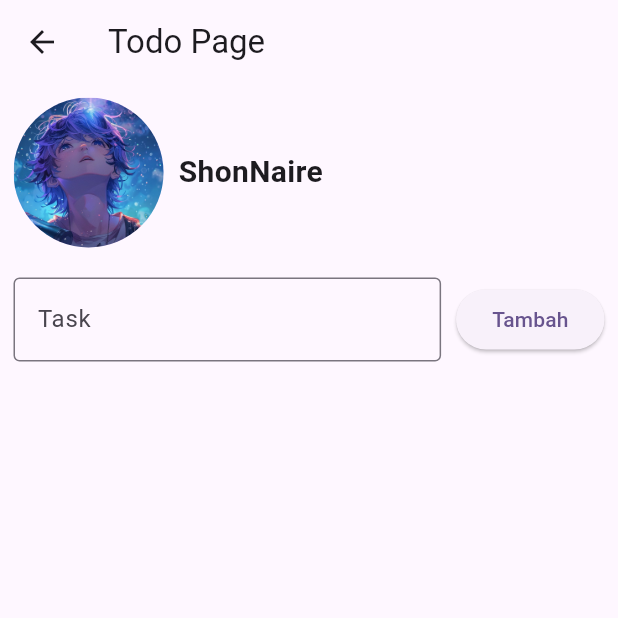
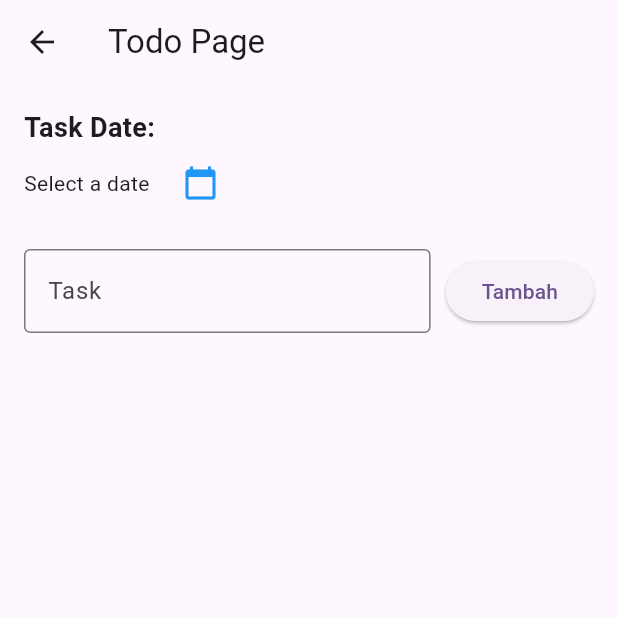
Before and after one commit to Aryaaa30/TodoApp_0114, a Flutter app: the TodoPage screen opened directly, on a phone screen of 412 x 824 dp, the top half of it. Run offline on Flutter 3.47's test engine with Material 3 defaults, Android fonts, the phone set to English and light mode, and no system bars.

Commit message:
Menambahkan widget pemilih tanggal di UI

```diff
--- a/lib/todo_page.dart
+++ b/lib/todo_page.dart
@@ -53,19 +53,26 @@ class _TodoPageState extends State<TodoPage> {
       ),
       body: SafeArea(
         child: Padding(
-          padding: const EdgeInsets.all(9.0),
+          padding: const EdgeInsets.all(16.0),
           child: Column(
+            crossAxisAlignment: CrossAxisAlignment.start,
             children: [
+              // Form Input Task
+              const Text(
+                "Task Date:",
+                style: TextStyle(fontSize: 18, fontWeight: FontWeight.bold),
+              ),
               Row(
                 children: [
-                  const CircleAvatar(
-                    radius: 50,
-                    backgroundImage: AssetImage('assets/images/testes.jpg'),
+                  Text(
+                    _selectedDate == null
+                        ? "Select a date"
+                        : DateFormat('dd-MM-yyyy HH:mm').format(_selectedDate!),
                   ),
                   const SizedBox(width: 10),
-                  const Text(
-                    'ShonNaire',
-                    style: TextStyle(fontSize: 20, fontWeight: FontWeight.bold),
+                  IconButton(
+                    icon: const Icon(Icons.calendar_today, color: Colors.blue),
+                    onPressed: _pickDate,
                   ),
                 ],
               ),
```
